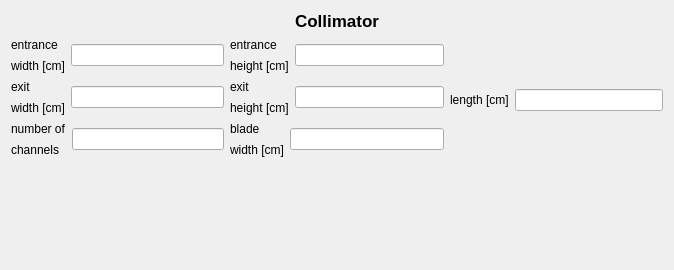
Above: GUI-Qt/collimator.ui from vitess-neutron/vitess before the change. Below: the same form after it.
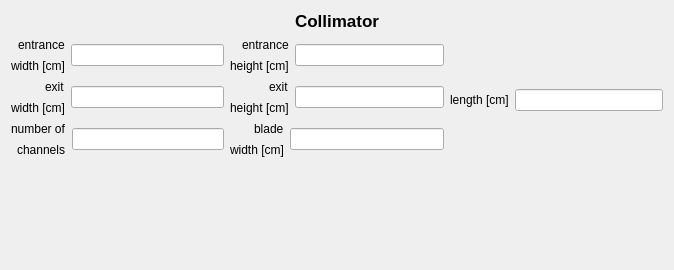
That is the form after the change.

Patch:
```diff
--- a/GUI-Qt/collimator.ui
+++ b/GUI-Qt/collimator.ui
@@ -73,7 +73,7 @@
     <layout class="QVBoxLayout" name="verticalLayout_2">
      <item>
       <layout class="QGridLayout" name="gridLayout_4">
-       <item row="0" column="0">
+       <item row="0" column="0" alignment="Qt::AlignRight">
         <widget class="QLabel" name="label_2">
          <property name="text">
           <string>entrance</string>
@@ -94,7 +94,7 @@
      </item>
      <item>
       <layout class="QGridLayout" name="gridLayout_5">
-       <item row="0" column="0">
+       <item row="0" column="0" alignment="Qt::AlignRight">
         <widget class="QLabel" name="label_15">
          <property name="text">
           <string>exit</string>
@@ -115,7 +115,7 @@
      </item>
      <item>
       <layout class="QGridLayout" name="gridLayout_6">
-       <item row="0" column="0">
+       <item row="0" column="0" alignment="Qt::AlignRight">
         <widget class="QLabel" name="label_17">
          <property name="text">
           <string>blade</string>
@@ -154,7 +154,7 @@
     <layout class="QVBoxLayout" name="verticalLayout">
      <item>
       <layout class="QGridLayout" name="gridLayout">
-       <item row="0" column="0">
+       <item row="0" column="0" alignment="Qt::AlignRight">
         <widget class="QLabel" name="label">
          <property name="text">
           <string>entrance</string>
@@ -175,7 +175,7 @@
      </item>
      <item>
       <layout class="QGridLayout" name="gridLayout_2">
-       <item row="0" column="0">
+       <item row="0" column="0" alignment="Qt::AlignRight">
         <widget class="QLabel" name="label_10">
          <property name="text">
           <string>exit</string>
@@ -206,7 +206,7 @@
        <item row="0" column="1" rowspan="2">
         <widget class="QLineEdit" name="lineEdit_9"/>
        </item>
-       <item row="1" column="0">
+       <item row="1" column="0" alignment="Qt::AlignRight">
         <widget class="QLabel" name="label_13">
          <property name="text">
           <string>channels</string>
```
Left out of the diff: 28 changed lines with no effect on the pictures.
